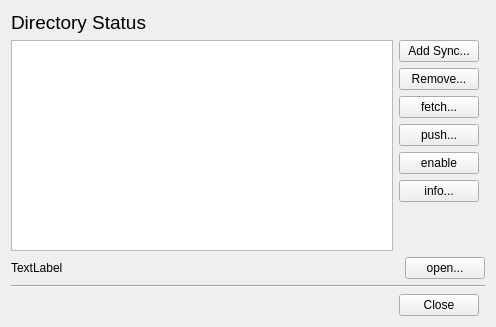
This is src/mirall/statusdialog.ui in nextcloud/desktop as Qt 5 draws it before an edit. The edited form follows.
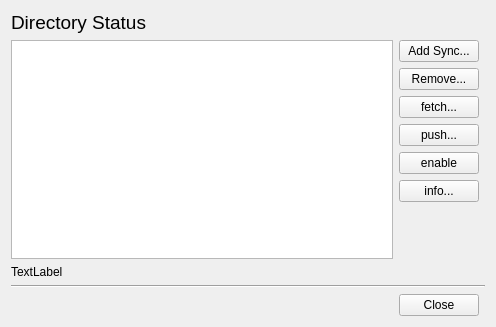
This is the edited form. Icons and pictures are not drawn.

Commit message: Removed confusing open... button in status dialog, link added

```diff
--- a/src/mirall/statusdialog.ui
+++ b/src/mirall/statusdialog.ui
@@ -92,7 +92,7 @@
     </spacer>
    </item>
    <item row="8" column="0" colspan="3">
-    <layout class="QHBoxLayout" name="horizontalLayout" stretch="5,0">
+    <layout class="QHBoxLayout" name="horizontalLayout" stretch="5">
      <item>
       <widget class="QLabel" name="_ocUrlLabel">
        <property name="text">
@@ -100,23 +100,6 @@
        </property>
       </widget>
      </item>
-     <item>
-      <widget class="QPushButton" name="_ButtonOpenOC">
-       <property name="text">
-        <string>open...</string>
-       </property>
-       <property name="icon">
-        <iconset resource="../../mirall.qrc">
-         <normaloff>:/mirall/resources/mirall-128.png</normaloff>:/mirall/resources/mirall-128.png</iconset>
-       </property>
-       <property name="iconSize">
-        <size>
-         <width>24</width>
-         <height>24</height>
-        </size>
-       </property>
-      </widget>
-     </item>
     </layout>
    </item>
    <item row="9" column="0" colspan="3">
```
The commit also changes 1 other file.
